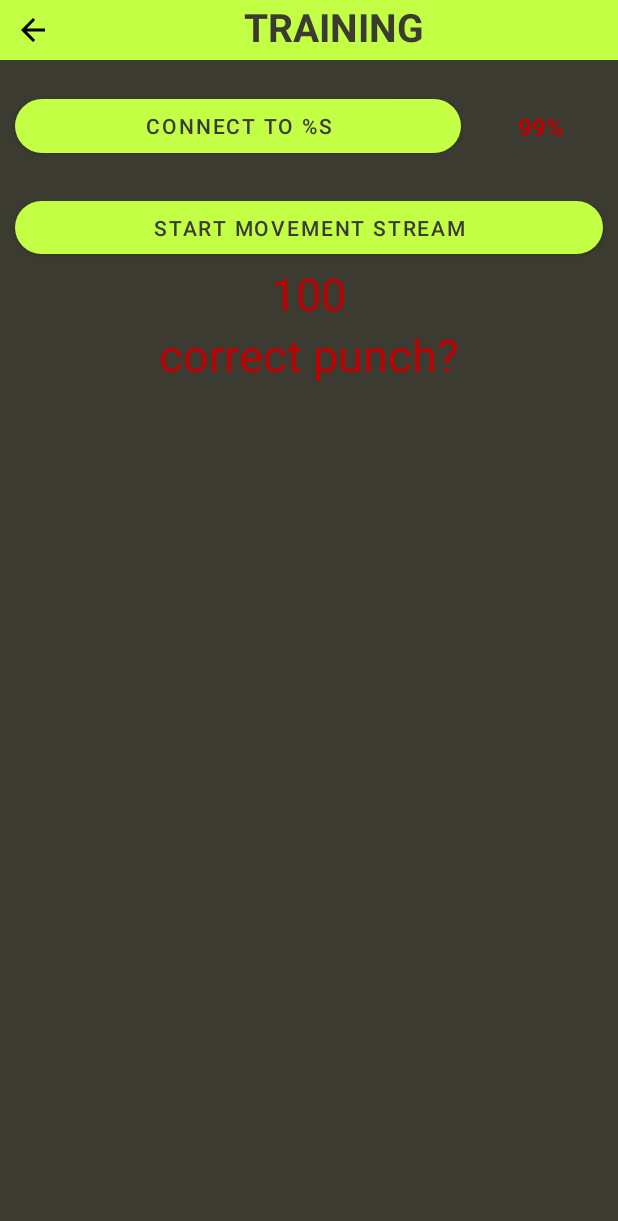
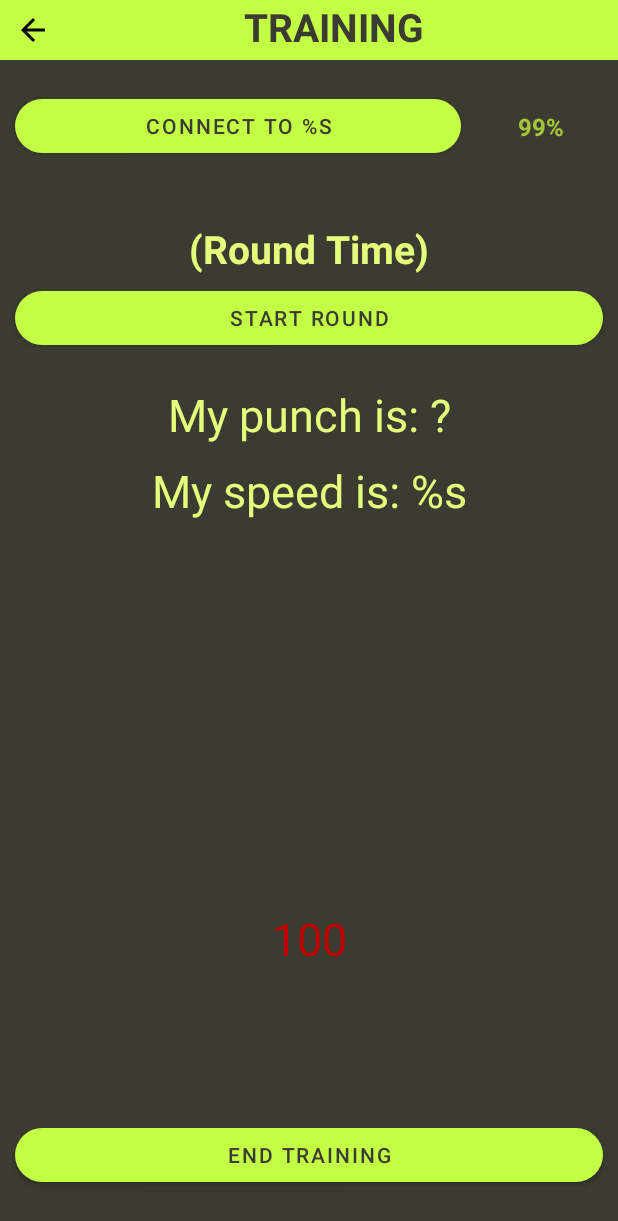
Before and after one commit to usb8/punch-check-mobile-app, an Android app: the layout activity_training.xml on its own in the app's theme, with its tools: preview values and no code run, on a phone screen of 412 x 824 dp. Shown: the top 1221 px of the screen. Run offline under Robolectric (Android 15) with nearby library versions, the light colour scheme and no system bars.

Commit message:
trainingUI: view of punch result, round button, end_training button as UI Figma

```diff
--- a/Mobile/app/src/main/java/com/example/mobile/TrainingActivity.kt
+++ b/Mobile/app/src/main/java/com/example/mobile/TrainingActivity.kt
@@ -57,6 +57,7 @@ class TrainingActivity : AppCompatActivity() {
     private lateinit var textViewBattery: TextView
     private lateinit var imageViewBatteryLevel: ImageView
     private lateinit var textViewPunchResult: TextView
+    private lateinit var textViewSpeed: TextView
     private lateinit var backNavigation: TextView
 
     // Session File
@@ -76,6 +77,7 @@ class TrainingActivity : AppCompatActivity() {
         textViewBattery = findViewById(R.id.view_battery)
         imageViewBatteryLevel = findViewById(R.id.ic_battery_level)
         textViewPunchResult = findViewById(R.id.view_punch_result)
+        textViewSpeed = findViewById(R.id.view_speed)
         backNavigation = findViewById(R.id.training_nav_bar)
 
         // file, outputstream for acc data storage
@@ -226,6 +228,9 @@ class TrainingActivity : AppCompatActivity() {
         movementButton.setOnClickListener {
             val isDisposed = movementDisposable?.isDisposed ?: true
             if (isDisposed) {
+                textViewPunchResult.visibility = TextView.INVISIBLE
+                textViewSpeed.visibility = TextView.INVISIBLE
+
                 toggleButtonDown(movementButton, R.string.stop_movement_stream)
                 movementDisposable = requestStreamSettings(deviceId, PolarBleApi.DeviceStreamingFeature.ACC)
                     .flatMap { settings: PolarSensorSetting ->
@@ -263,13 +268,20 @@ class TrainingActivity : AppCompatActivity() {
 
                 readDataFile(fname, punchAnalyzer)
 
+                textViewPunchResult.visibility = TextView.VISIBLE
                 if (!punchAnalyzer.isPunch) {
                     textViewPunchResult.text = "Opps, this is not a punch. Pls try again"
+                    textViewPunchResult.setTextColor(Color.RED)
                 } else {
                     if (!punchAnalyzer.isCorrectPunch) {
-                        textViewPunchResult.text = "Your punch is not correct"
+                        textViewPunchResult.text = "My punch is: incorrect"
+                        textViewPunchResult.setTextColor(Color.RED)
                     } else {
-                        textViewPunchResult.text = "The speed of punch is: ${punchAnalyzer.mySpeed}"
+                        textViewPunchResult.text = "My punch is: correct"
+                        textViewPunchResult.setTextColor(Color.GREEN)
+
+                        textViewSpeed.visibility = TextView.VISIBLE
+                        textViewSpeed.text = getString(R.string.speed, punchAnalyzer.mySpeed.toString())
                     }
                 }
 
--- a/Mobile/app/src/main/res/layout/activity_training.xml
+++ b/Mobile/app/src/main/res/layout/activity_training.xml
@@ -41,7 +41,7 @@
         android:layout_marginHorizontal="10dp"
         android:layout_marginTop="13dp"
         android:paddingLeft="18dp"
-        android:textColor="#C00000"
+        android:textColor="#A4C639"
         android:textSize="16dp"
         android:textStyle="bold"
         app:layout_constraintEnd_toEndOf="parent"
@@ -58,41 +58,85 @@
         android:layout_marginHorizontal="10dp"
         android:layout_marginStart="22dp"
         android:src="@drawable/ic_battery_level"
-        android:layout_marginBottom="10dp"
+        android:layout_marginBottom="70dp"
         app:layout_constraintStart_toEndOf="@id/connect_button"
         app:layout_constraintBottom_toTopOf="@id/movement_button" />
+
+    <TextView
+        android:id="@+id/view_round"
+        android:layout_width="wrap_content"
+        android:layout_height="wrap_content"
+        android:textAlignment="center"
+        android:textColor="@color/green_font"
+        android:textSize="26dp"
+        android:textStyle="bold"
+        android:layout_marginTop="40dp"
+        app:layout_constraintTop_toBottomOf="@id/connect_button"
+        app:layout_constraintStart_toStartOf="parent"
+        app:layout_constraintEnd_toEndOf="parent"
+        tools:text="(Round Time)" />
 
     <Button
         android:id="@+id/movement_button"
         android:layout_width="match_parent"
-        android:layout_height="47dp"
+        android:layout_height="48dp"
+        android:layout_marginHorizontal="10dp"
+        android:layout_marginTop="80dp"
         android:text="@string/start_movement_stream"
-        app:layout_constraintTop_toBottomOf="@id/connect_button"
+        app:cornerRadius="20dp"
+        app:layout_constraintEnd_toEndOf="parent"
         app:layout_constraintStart_toStartOf="parent"
-        android:layout_marginHorizontal="10dp"
-        android:layout_marginTop="20dp"
-        app:cornerRadius="20dp" />
+        app:layout_constraintTop_toBottomOf="@id/connect_button" />
 
     <TextView
         android:id="@+id/view_acc_X"
-        android:layout_width="411dp"
+        android:layout_width="wrap_content"
         android:layout_height="wrap_content"
         android:textAlignment="center"
         android:textColor="#C00000"
         android:textSize="30sp"
-        app:layout_constraintTop_toBottomOf="@id/movement_button"
+        android:layout_marginBottom="100dp"
+        app:layout_constraintBottom_toTopOf="@id/end_training_button"
         app:layout_constraintStart_toStartOf="parent"
+        app:layout_constraintEnd_toEndOf="parent"
         tools:text="100" />
 
     <TextView
         android:id="@+id/view_punch_result"
-        android:layout_width="411dp"
+        android:layout_width="wrap_content"
         android:layout_height="wrap_content"
         android:textAlignment="center"
-        android:textColor="#C00000"
+        android:textColor="@color/green_font"
         android:textSize="30sp"
-        app:layout_constraintTop_toBottomOf="@id/view_acc_X"
+        android:layout_marginTop="20dp"
+        app:layout_constraintTop_toBottomOf="@id/movement_button"
         app:layout_constraintStart_toStartOf="parent"
-        tools:text="correct punch?" />
+        app:layout_constraintEnd_toEndOf="parent"
+        tools:text="@string/punch_result" />
+
+    <TextView
+        android:id="@+id/view_speed"
+        android:layout_width="wrap_content"
+        android:layout_height="wrap_content"
+        android:textAlignment="center"
+        android:textColor="@color/green_font"
+        android:textSize="30sp"
+        android:layout_marginTop="10dp"
+        app:layout_constraintTop_toBottomOf="@id/view_punch_result"
+        app:layout_constraintStart_toStartOf="parent"
+        app:layout_constraintEnd_toEndOf="parent"
+        tools:text="@string/speed" />
+
+    <Button
+        android:id="@+id/end_training_button"
+        android:layout_width="match_parent"
+        android:layout_height="48dp"
+        android:layout_marginHorizontal="10dp"
+        android:layout_marginBottom="30dp"
+        android:text="@string/end_training"
+        app:cornerRadius="20dp"
+        app:layout_constraintBottom_toBottomOf="parent"
+        app:layout_constraintEnd_toEndOf="parent"
+        app:layout_constraintStart_toStartOf="parent" />
 
 </androidx.constraintlayout.widget.ConstraintLayout>
--- a/Mobile/app/src/main/res/values/strings.xml
+++ b/Mobile/app/src/main/res/values/strings.xml
@@ -1,9 +1,9 @@
 <resources>
     <string name="app_name">Mobile</string>
     <string name="connect_to_device">Connect to %s</string>
-    <string name="start_movement_stream">Start Movement Stream</string>
+    <string name="start_movement_stream">Start round</string>
     <string name="disconnect_from_device">Disconnect from %s</string>
-    <string name="stop_movement_stream">Stop Movement Stream</string>
+    <string name="stop_movement_stream">Stop round</string>
     <string name="sampling_rate">Sampling rate</string>
     <string name="resolution">Resolution</string>
     <string name="range">Range</string>
@@ -12,6 +12,9 @@
     <string name="auto_connect_toggle">Auto connect</string>
     <string name="scan_devices">scan devices</string>
     <string name="scanning_devices">stop device scan</string>
+    <string name="end_training">end training</string>
+    <string name="punch_result">My punch is: ?</string>
+    <string name="speed">My speed is: %s</string>
 
     <string-array name="device_id_array">
         <item>id1</item>
```
